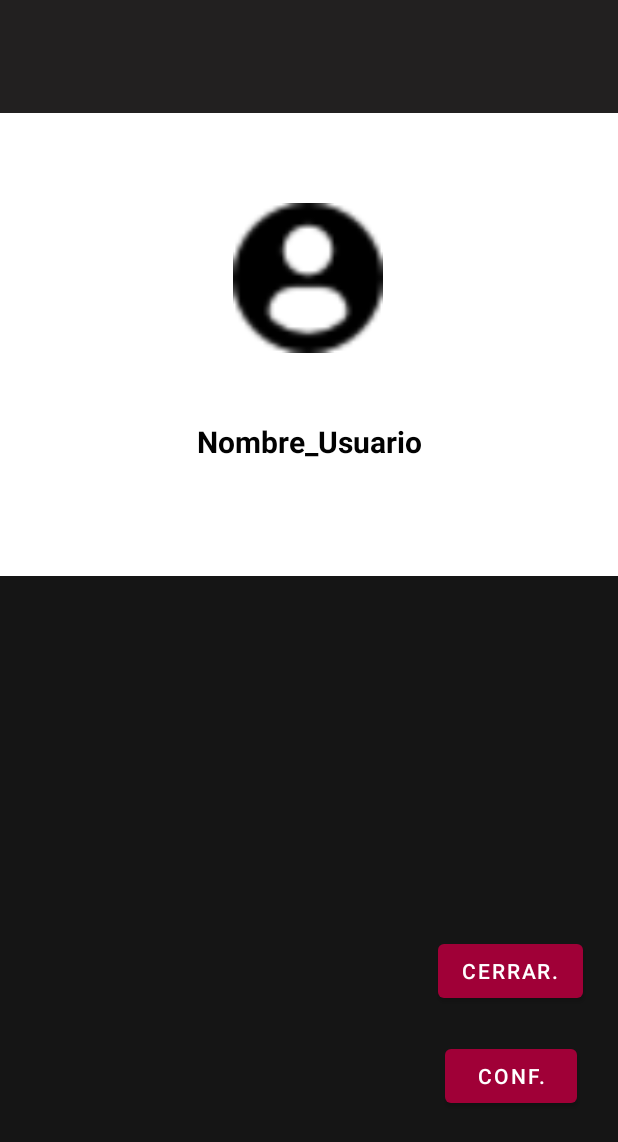
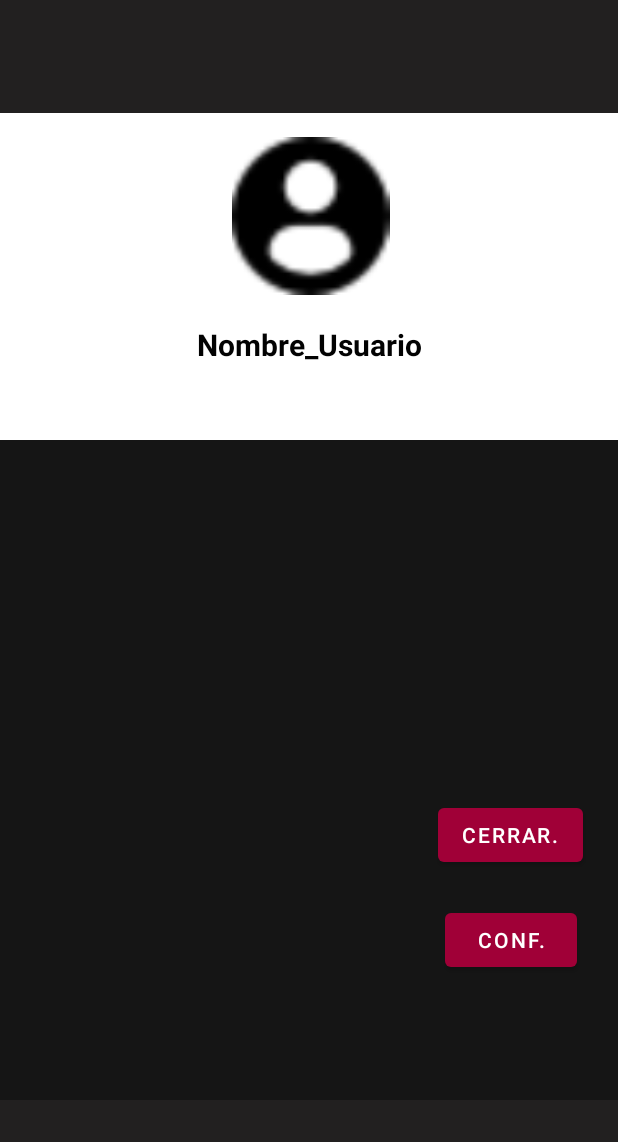
Before and after one commit to MariaJesusDuenasRecuero/MusicPlayer, an Android app: the layout fragment_perfil.xml on its own in the app's theme, with its tools: preview values and no code run, on a phone screen of 412 x 824 dp. Shown: the top 1142 px of the screen. Run offline under Robolectric (Android 15) with nearby library versions, the light colour scheme and no system bars.

Commit message:
Perfil terminado, bases de datos foto perfil, galeria

```diff
--- a/app/src/main/java/com/example/musicplayer/Constantes/Constantes.java
+++ b/app/src/main/java/com/example/musicplayer/Constantes/Constantes.java
@@ -7,7 +7,7 @@ package com.example.musicplayer.Constantes;
  */
 public class Constantes {
 
-    //Constantes campos tabla USUARIOS (6)
+    //Constantes campos tabla USUARIOS (7)
 
     public static final String NOMBRE_TABLA_USUARIO = "Usuarios";
 
@@ -17,6 +17,7 @@ public class Constantes {
     public static final String CAMPO_USUARIO_TELEFONO = "Telefono";
     public static final String CAMPO_USUARIO_CORREO = "CorreoElectronico";
     public static final String CAMPO_USUARIO_FECHA_NACIMIENTO = "FechaNacimiento";
+    public static final String CAMPO_USUARIO_NOMBRE_IMAGEN = "ImagenPerfil";
 
     //Constantes campos tabla Imagen (2)
 
@@ -30,7 +31,7 @@ public class Constantes {
 
     public static final String CREAR_TABLA_USUARIO =
             "CREATE TABLE "+NOMBRE_TABLA_USUARIO+" ("+CAMPO_USUARIO_NOMBRE_USUARIO+" TEXT, "+CAMPO_USUARIO_NOMBRE+" TEXT, "+CAMPO_USUSARIO_PASSWORD+
-                    " TEXT, "+CAMPO_USUARIO_TELEFONO+" TEXT, "+CAMPO_USUARIO_CORREO+" TEXT, "+CAMPO_USUARIO_FECHA_NACIMIENTO+" TEXT)";
+                    " TEXT, "+CAMPO_USUARIO_TELEFONO+" TEXT, "+CAMPO_USUARIO_CORREO+" TEXT, "+CAMPO_USUARIO_FECHA_NACIMIENTO+" TEXT, "+CAMPO_USUARIO_NOMBRE_IMAGEN+" TEXT)";
 
     public static final String CREAR_TABLA_IMAGEN =
             "CREATE TABLE "+NOMBRE_TABLA_IMAGEN+" ("+CAMPO_PERFIL_NOMBRE_IMAGEN+" TEXT, "+CAMPO_PERFIL_IMAGEN+" BLOB)";
--- a/app/src/main/java/com/example/musicplayer/ventanaRegistro.java
+++ b/app/src/main/java/com/example/musicplayer/ventanaRegistro.java
@@ -131,7 +131,7 @@ public class ventanaRegistro extends AppCompatActivity {
         }
 
         usuario = new Usuario(txtNombreUsuario.getText().toString(), txtNombre.getText().toString(), txtPassword.getText().toString(),
-                cadena_formato_telefono, txtCorreoElectronico.getText().toString(), cadena_formato_fecha);
+                cadena_formato_telefono, txtCorreoElectronico.getText().toString(), cadena_formato_fecha, "Imagen1");
 
         comprobacion =  gestor_usuario.insertarUsuario(ventanaRegistro.this, usuario);
 
@@ -153,7 +153,8 @@ public class ventanaRegistro extends AppCompatActivity {
 
         if(txtNombreUsuario.getText().toString() != null){
 
-            cadena_comprobacion = gestor_usuario.buscarDatosUsuarioRegistrado(ventanaRegistro.this, txtNombreUsuario.getText().toString(), "NombreUsuario");
+            cadena_comprobacion = gestor_usuario.buscarDatosUsuarioRegistrado(ventanaRegistro.this,
+                    txtNombreUsuario.getText().toString(), "NombreUsuario");
 
             if(cadena_comprobacion != null){
                 comprobacion = 0; //Usuario en uso
--- a/app/src/main/res/layout/fragment_perfil.xml
+++ b/app/src/main/res/layout/fragment_perfil.xml
@@ -14,29 +14,27 @@
 
     <androidx.constraintlayout.widget.ConstraintLayout
         android:layout_width="match_parent"
-        android:layout_height="match_parent"
+        android:layout_height="wrap_content"
         android:background="#FFFFFF">
 
-        <com.google.android.material.imageview.ShapeableImageView
-            android:id="@+id/shapeableImageView"
-            android:layout_width="100dp"
-            android:layout_height="100dp"
-            android:layout_marginBottom="500dp"
-            android:background="#FFFFFF"
-            android:backgroundTint="#FFFFFF"
-            android:src="@drawable/icon_perfil_menu"
-            app:layout_constraintBottom_toBottomOf="parent"
+        <ImageView
+            android:id="@+id/imageView6"
+            android:layout_width="130dp"
+            android:layout_height="105dp"
+            android:layout_marginStart="141dp"
+            android:layout_marginTop="16dp"
+            android:layout_marginEnd="140dp"
+            android:layout_marginBottom="19dp"
+            android:src="@drawable/icon_perfil"
+            app:layout_constraintBottom_toTopOf="@+id/lblNombreUsuario"
             app:layout_constraintEnd_toEndOf="parent"
-            app:layout_constraintHorizontal_bias="0.498"
             app:layout_constraintStart_toStartOf="parent"
-            app:layout_constraintTop_toTopOf="parent"
-            app:layout_constraintVertical_bias="0.404" />
+            app:layout_constraintTop_toTopOf="parent" />
 
         <TextView
             android:id="@+id/lblNombreUsuario"
             android:layout_width="wrap_content"
             android:layout_height="wrap_content"
-            android:layout_marginTop="8dp"
             android:layout_marginBottom="490dp"
             android:text="Nombre_Usuario"
             android:textColor="#020202"
@@ -44,9 +42,7 @@
             android:textStyle="bold"
             app:layout_constraintBottom_toBottomOf="parent"
             app:layout_constraintEnd_toEndOf="parent"
-            app:layout_constraintStart_toStartOf="parent"
-            app:layout_constraintTop_toBottomOf="@+id/shapeableImageView"
-            app:layout_constraintVertical_bias="0.59" />
+            app:layout_constraintStart_toStartOf="parent" />
 
         <androidx.constraintlayout.widget.ConstraintLayout
             android:id="@+id/constraintLayout"
```
Also changed, not shown: app/src/main/java/com/example/musicplayer/Configuracion.java (+35 -1 lines), app/src/main/java/com/example/musicplayer/Dominio/Usuario.java (+18 -1 lines), app/src/main/java/com/example/musicplayer/MainActivity.java (+9 -3 lines), app/src/main/java/com/example/musicplayer/Persistencia/ImagenDAO.java (+31 -2 lines), app/src/main/java/com/example/musicplayer/Persistencia/UsuarioDAO.java (+17 -4 lines), app/src/main/java/com/example/musicplayer/activity_menu_principal.java (+21 -2 lines), app/src/main/java/com/example/musicplayer/fragment_perfil.java (+10 -3 lines).
